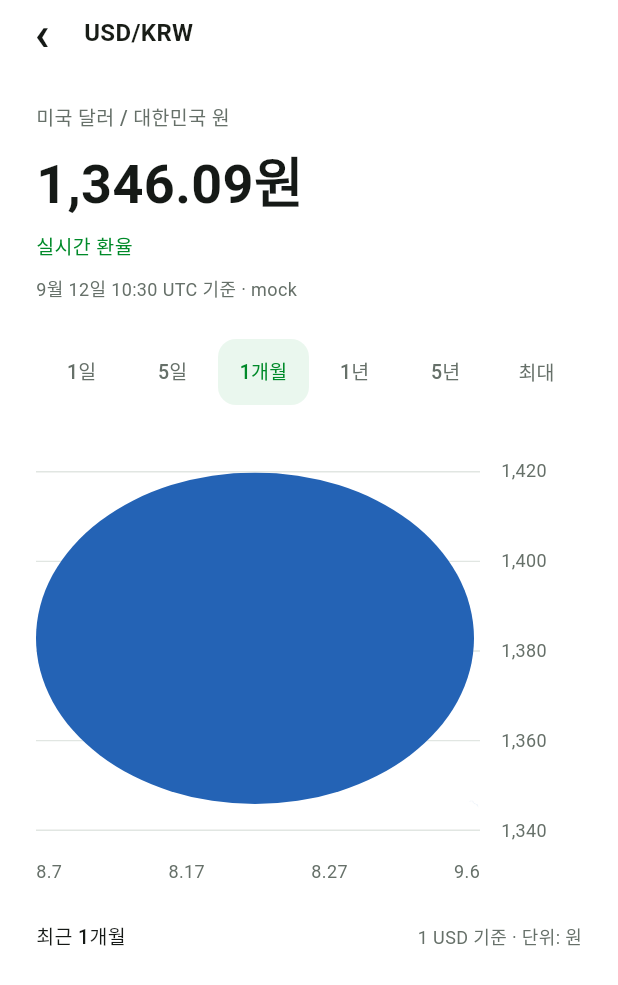
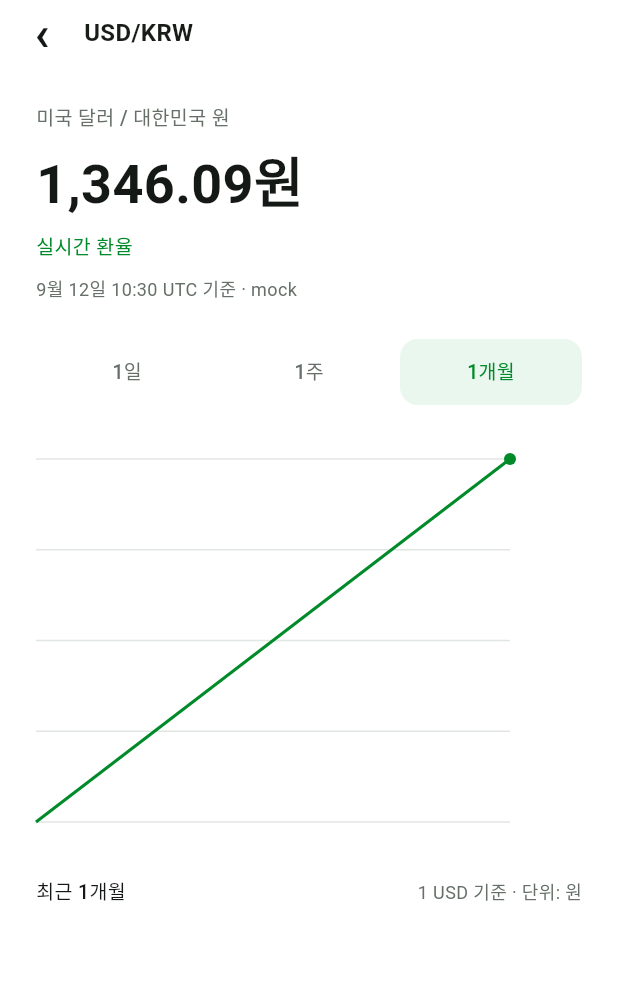
Before and after one commit to dollar-trapped/app, a Flutter app: the _UsdKrwDetailPage screen opened directly with empty values, on a phone screen of 412 x 824 dp. Shown: the top 985 px of the screen. Run offline on Flutter 3.47's test engine with Material 3 defaults, Android fonts, the phone set to English and light mode, and no system bars; our stand-ins replace dio, flutter_dotenv, flutter_secure_storage, flutter_svg; accounts and stored records are empty.

Commit message:
feat(rates): render exchange-rate history

```diff
--- a/lib/features/home/presentation/pages/usd_krw_page.dart
+++ b/lib/features/home/presentation/pages/usd_krw_page.dart
@@ -1,5 +1,4 @@
 import 'package:flutter/material.dart';
-import 'package:flutter_svg/flutter_svg.dart';
 import 'package:provider/provider.dart';
 
 import '../../../shared/data/api_models.dart';
@@ -76,14 +75,16 @@ class _UsdKrwDetailPage extends StatefulWidget {
 class _UsdKrwDetailPageState extends State<_UsdKrwDetailPage> {
   static const _ink = Color(0xFF151916);
   static const _muted = Color(0xFF667069);
-  static const _periods = ['1일', '5일', '1개월', '1년', '5년', '최대'];
-  var _selectedPeriod = '1개월';
+  static const _periods = {'1일': '1D', '1주': '1W', '1개월': '1M'};
+  var _selectedRange = '1M';
   late Future<ExchangeRate> _rateFuture;
+  late Future<ExchangeRateHistory> _historyFuture;
 
   @override
   void initState() {
     super.initState();
     _rateFuture = widget.repository.getUsdKrwRate();
+    _historyFuture = widget.repository.getUsdKrwHistory(_selectedRange);
   }
 
   void _reloadRate() {
@@ -91,6 +92,26 @@ class _UsdKrwDetailPageState extends State<_UsdKrwDetailPage> {
       _rateFuture = widget.repository.getUsdKrwRate();
     });
   }
+
+  void _selectRange(String range) {
+    if (range == _selectedRange) return;
+    setState(() {
+      _selectedRange = range;
+      _historyFuture = widget.repository.getUsdKrwHistory(range);
+    });
+  }
+
+  void _reloadHistory() {
+    setState(() {
+      _historyFuture = widget.repository.getUsdKrwHistory(_selectedRange);
+    });
+  }
+
+  String get _rangeCaption => switch (_selectedRange) {
+    '1D' => '최근 1일',
+    '1W' => '최근 1주',
+    _ => '최근 1개월',
+  };
 
   @override
   Widget build(BuildContext context) {
@@ -148,32 +169,34 @@ class _UsdKrwDetailPageState extends State<_UsdKrwDetailPage> {
                     Padding(
                       padding: const EdgeInsets.symmetric(horizontal: 24),
                       child: Row(
-                        children: _periods
+                        children: _periods.entries
                             .map(
                               (period) => Expanded(
                                 child: _PeriodTab(
-                                  label: period,
-                                  selected: period == _selectedPeriod,
-                                  onPressed: () =>
-                                      setState(() => _selectedPeriod = period),
+                                  label: period.key,
+                                  selected: period.value == _selectedRange,
+                                  onPressed: () => _selectRange(period.value),
                                 ),
                               ),
                             )
                             .toList(),
                       ),
                     ),
-                    const Padding(
-                      padding: EdgeInsets.all(24),
-                      child: _StaticPriceChart(),
+                    Padding(
+                      padding: const EdgeInsets.all(24),
+                      child: _HistoryChartSection(
+                        future: _historyFuture,
+                        onRetry: _reloadHistory,
                       ),
-                    const Padding(
-                      padding: EdgeInsets.symmetric(horizontal: 24),
+                    ),
+                    Padding(
+                      padding: const EdgeInsets.symmetric(horizontal: 24),
                       child: Row(
                         mainAxisAlignment: MainAxisAlignment.spaceBetween,
                         children: [
                           Text(
-                            '최근 1개월',
-                            style: TextStyle(
+                            _rangeCaption,
+                            style: const TextStyle(
                               color: _ink,
                               fontSize: 13,
                               fontWeight: FontWeight.w500,
@@ -332,118 +355,153 @@ class _PeriodTab extends StatelessWidget {
   }
 }
 
-class _StaticPriceChart extends StatelessWidget {
-  const _StaticPriceChart();
+class _HistoryChartSection extends StatelessWidget {
+  const _HistoryChartSection({required this.future, required this.onRetry});
+
+  final Future<ExchangeRateHistory> future;
+  final VoidCallback onRetry;
 
   @override
   Widget build(BuildContext context) {
-    return Column(
-      crossAxisAlignment: CrossAxisAlignment.start,
+    return FutureBuilder<ExchangeRateHistory>(
+      future: future,
+      builder: (context, snapshot) {
+        if (snapshot.connectionState == ConnectionState.waiting) {
+          return const SizedBox(
+            height: 278,
+            child: Center(child: Text('환율 이력을 불러오는 중이에요.')),
+          );
+        }
+        if (snapshot.hasError) {
+          return SizedBox(
+            height: 278,
+            child: Center(
+              child: Column(
+                mainAxisSize: MainAxisSize.min,
                 children: [
-        SizedBox(
-          width: double.infinity,
-          height: 266,
-          child: Stack(
-            children: [
-              Positioned(
-                top: 20,
-                left: 0,
-                width: 296,
-                height: 240,
-                child: SvgPicture.asset(
-                  'assets/images/usd_krw_price_grid.svg',
-                  fit: BoxFit.fill,
-                ),
-              ),
-              Positioned(
-                top: 21,
-                left: 0,
-                width: 292,
-                height: 221,
-                child: SvgPicture.asset(
-                  'assets/images/usd_krw_month_sample.svg',
-                  fit: BoxFit.fill,
-                ),
-              ),
-              Positioned(
-                top: 239,
-                left: 289,
-                width: 6,
-                height: 6,
-                child: SvgPicture.asset(
-                  'assets/images/usd_krw_latest_point.svg',
-                ),
-              ),
-              const _ChartValue('1,420', 11),
-              const _ChartValue('1,400', 71),
-              const _ChartValue('1,380', 131),
-              const _ChartValue('1,360', 191),
-              const _ChartValue('1,340', 251),
+                  const Text('환율 이력을 불러오지 못했어요.'),
+                  TextButton(onPressed: onRetry, child: const Text('차트 다시 시도')),
                 ],
               ),
             ),
-        const SizedBox(height: 12),
-        const SizedBox(
-          width: 296,
-          child: Row(
-            mainAxisAlignment: MainAxisAlignment.spaceBetween,
+          );
+        }
+        final points = (snapshot.data?.points ?? const <ExchangeRatePoint>[])
+            .map((point) {
+              final rate = double.tryParse(point.rate);
+              return rate == null ? null : _ChartPoint(point.time, rate);
+            })
+            .whereType<_ChartPoint>()
+            .toList();
+        if (points.isEmpty) {
+          return const SizedBox(
+            height: 278,
+            child: Center(child: Text('환율 데이터가 없어요.')),
+          );
+        }
+        return Column(
           children: [
-              Text(
-                '8.7',
-                style: TextStyle(
-                  color: Color(0xFF667069),
-                  fontSize: 12,
-                  height: 1.5,
+            SizedBox(
+              key: const Key('exchange-rate-history-chart'),
+              width: double.infinity,
+              height: 266,
+              child: CustomPaint(painter: _HistoryChartPainter(points)),
             ),
-              ),
-              Text(
-                '8.17',
-                style: TextStyle(
-                  color: Color(0xFF667069),
-                  fontSize: 12,
-                  height: 1.5,
-                ),
-              ),
-              Text(
-                '8.27',
-                style: TextStyle(
-                  color: Color(0xFF667069),
-                  fontSize: 12,
-                  height: 1.5,
-                ),
-              ),
-              Text(
-                '9.6',
-                style: TextStyle(
-                  color: Color(0xFF667069),
-                  fontSize: 12,
-                  height: 1.5,
-                ),
-              ),
-            ],
+            if (points.length == 1)
+              const Padding(
+                padding: EdgeInsets.only(top: 12),
+                child: Text(
+                  '데이터가 한 건만 있어요.',
+                  style: TextStyle(color: Color(0xFF667069), fontSize: 12),
                 ),
               ),
           ],
         );
+      },
+    );
   }
 }
 
-class _ChartValue extends StatelessWidget {
-  const _ChartValue(this.label, this.top);
-  final String label;
-  final double top;
+class _ChartPoint {
+  const _ChartPoint(this.time, this.rate);
+
+  final DateTime time;
+  final double rate;
+}
+
+class _HistoryChartPainter extends CustomPainter {
+  const _HistoryChartPainter(this.points);
+
+  final List<_ChartPoint> points;
 
   @override
-  Widget build(BuildContext context) => Positioned(
-    top: top,
-    left: 310,
-    child: Text(
-      label,
-      style: const TextStyle(
-        color: Color(0xFF667069),
-        fontSize: 12,
-        height: 1.5,
-      ),
-    ),
+  void paint(Canvas canvas, Size size) {
+    const chartPadding = EdgeInsets.fromLTRB(0, 12, 48, 12);
+    final chart = Rect.fromLTWH(
+      chartPadding.left,
+      chartPadding.top,
+      size.width - chartPadding.horizontal,
+      size.height - chartPadding.vertical,
+    );
+    final gridPaint = Paint()
+      ..color = const Color(0xFFE1E6E2)
+      ..strokeWidth = 1;
+    for (var index = 0; index <= 4; index += 1) {
+      final y = chart.top + chart.height * index / 4;
+      canvas.drawLine(Offset(chart.left, y), Offset(chart.right, y), gridPaint);
+    }
+
+    final minRate = points
+        .map((point) => point.rate)
+        .reduce((a, b) => a < b ? a : b);
+    final maxRate = points
+        .map((point) => point.rate)
+        .reduce((a, b) => a > b ? a : b);
+    final rateSpan = maxRate - minRate;
+    final firstTime = points.first.time.millisecondsSinceEpoch;
+    final lastTime = points.last.time.millisecondsSinceEpoch;
+    final timeSpan = lastTime - firstTime;
+    Offset offsetFor(_ChartPoint point) {
+      final x = timeSpan == 0
+          ? chart.center.dx
+          : chart.left +
+                chart.width *
+                    (point.time.millisecondsSinceEpoch - firstTime) /
+                    timeSpan;
+      final y = rateSpan == 0
+          ? chart.center.dy
+          : chart.bottom - chart.height * (point.rate - minRate) / rateSpan;
+      return Offset(x, y);
+    }
+
+    final linePaint = Paint()
+      ..color = const Color(0xFF008A29)
+      ..strokeWidth = 2
+      ..style = PaintingStyle.stroke;
+    if (points.length == 1) {
+      // A single sample has no segment, so render only its position.
+      canvas.drawCircle(
+        offsetFor(points.single),
+        4,
+        Paint()..color = const Color(0xFF008A29),
+      );
+      return;
+    }
+    final path = Path()
+      ..moveTo(offsetFor(points.first).dx, offsetFor(points.first).dy);
+    for (final point in points.skip(1)) {
+      final offset = offsetFor(point);
+      path.lineTo(offset.dx, offset.dy);
+    }
+    canvas.drawPath(path, linePaint);
+    canvas.drawCircle(
+      offsetFor(points.last),
+      4,
+      Paint()..color = const Color(0xFF008A29),
     );
   }
+
+  @override
+  bool shouldRepaint(_HistoryChartPainter oldDelegate) =>
+      !identical(points, oldDelegate.points);
+}
--- a/lib/features/shared/data/api_models.dart
+++ b/lib/features/shared/data/api_models.dart
@@ -162,6 +162,7 @@ class ExchangeRate {
 
 class ExchangeRateHistory {
   const ExchangeRateHistory({
+    required this.pair,
     required this.range,
     required this.interval,
     required this.from,
@@ -169,20 +170,27 @@ class ExchangeRateHistory {
     required this.points,
     required this.isPartial,
   });
-  final String range, interval;
+  final String pair, range, interval;
   final DateTime from, to;
   final List<ExchangeRatePoint> points;
   final bool isPartial;
-  factory ExchangeRateHistory.fromJson(Json json) => ExchangeRateHistory(
+  factory ExchangeRateHistory.fromJson(Json json) {
+    // Keep every chart consumer independent from the server's delivery order.
+    final points =
+        (json['points'] as List)
+            .map((item) => ExchangeRatePoint.fromJson(Json.from(item as Map)))
+            .toList()
+          ..sort((left, right) => left.time.compareTo(right.time));
+    return ExchangeRateHistory(
+      pair: json['pair'] as String,
       range: json['range'] as String,
       interval: json['interval'] as String,
       from: _date(json, 'from'),
       to: _date(json, 'to'),
-    points: (json['points'] as List)
-        .map((item) => ExchangeRatePoint.fromJson(Json.from(item as Map)))
-        .toList(),
+      points: points,
       isPartial: json['isPartial'] as bool,
     );
+  }
 }
 
 class ExchangeRatePoint {
--- a/lib/features/shared/data/mock_dollar_repository.dart
+++ b/lib/features/shared/data/mock_dollar_repository.dart
@@ -173,6 +173,7 @@ class MockDollarRepository implements DollarRepository {
       ),
     );
     return ExchangeRateHistory(
+      pair: 'USD-KRW',
       range: range,
       interval: '1d',
       from: points.first.time,
```
Also changed, not shown: 1 other file. Lines whose indentation alone changed are shown as unchanged.
